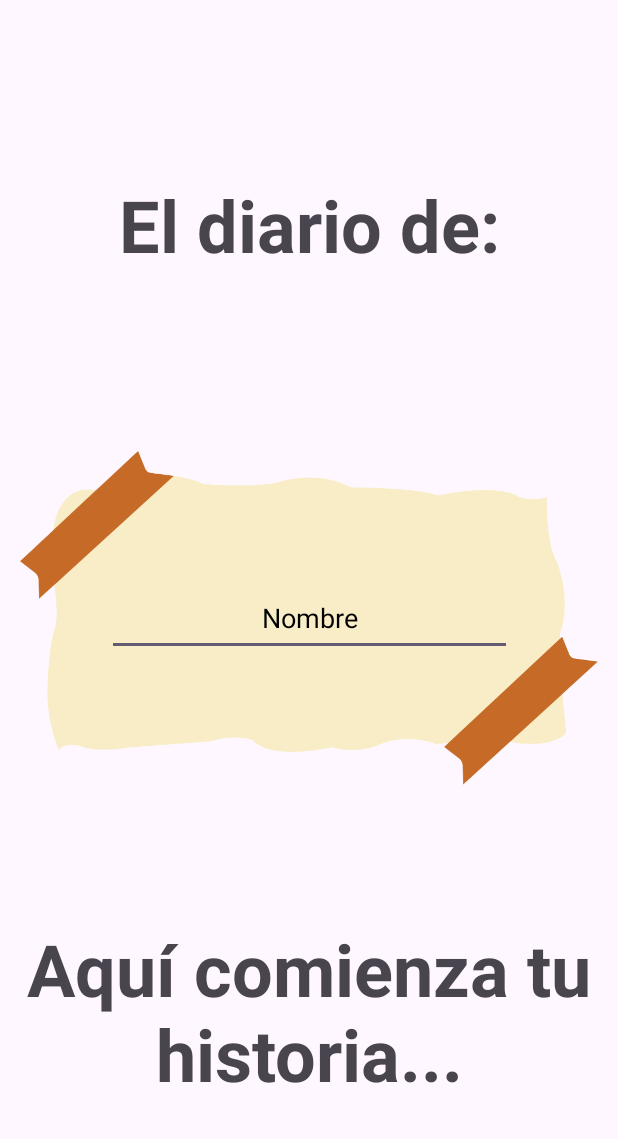
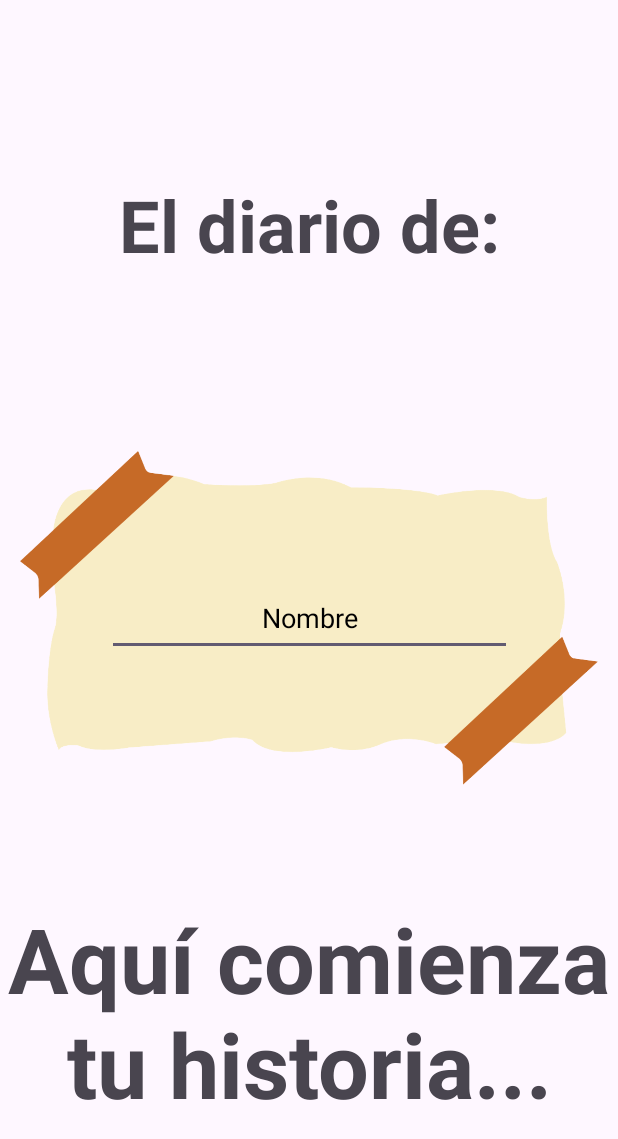
Before and after one commit to Tidechi/YIPPIEEE, an Android app: the Openingscrn screen opened directly, with no data from a screen before it, on a phone screen of 412 x 824 dp. Shown: the top 1139 px of the screen. Run offline under Robolectric (Android 15) with nearby library versions, the phone set to English and light mode, and no system bars; Roboto replaces fonts that are not available here.

Commit message:
Opening con texto, metodos de modo oscuro agregados

```diff
--- a/app/src/main/res/layout/openingscrn.xml
+++ b/app/src/main/res/layout/openingscrn.xml
@@ -59,7 +59,7 @@
         android:gravity="center"
         android:text="Aquí comienza tu historia..."
         android:textAlignment="center"
-        android:textSize="48sp"
+        android:textSize="60sp"
         android:textStyle="bold"
         app:layout_constraintBottom_toBottomOf="@+id/linearLayout"
         app:layout_constraintTop_toBottomOf="@+id/nota" />
```
